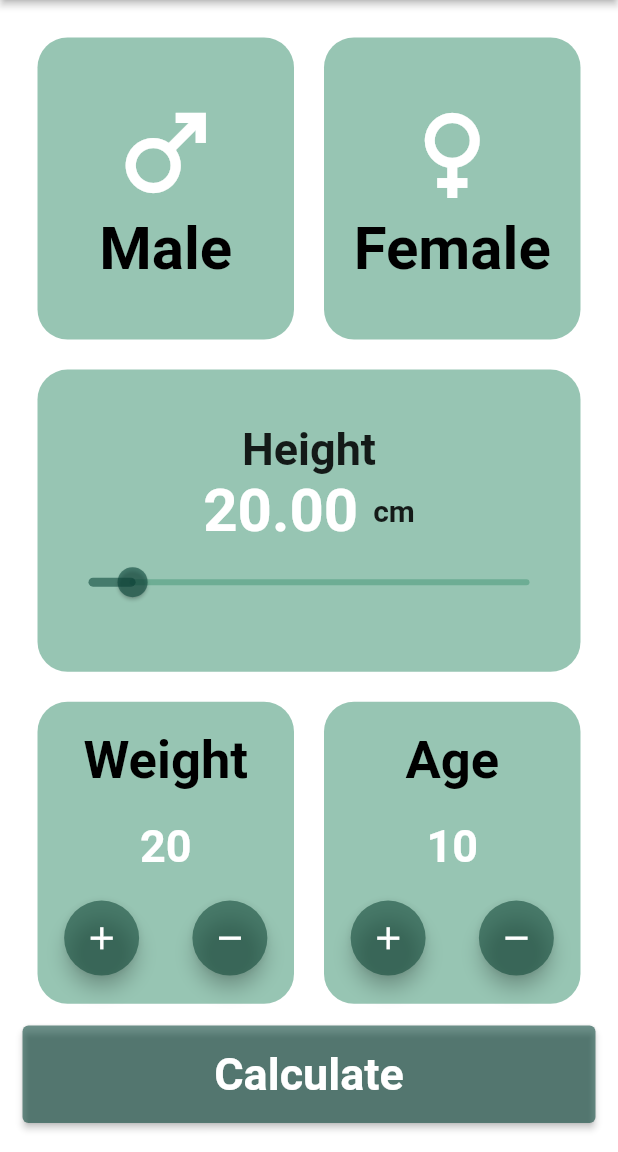
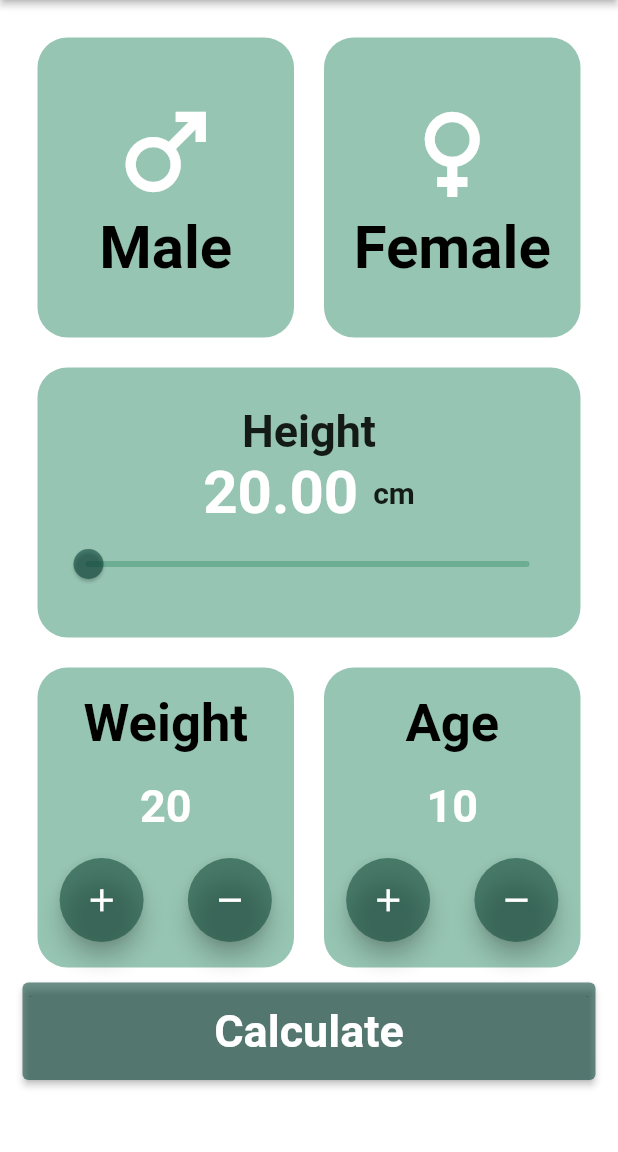
Before and after one commit to Mariam-Amin12/Flutter, a Flutter app: the screen it shows after launch, on a phone screen of 412 x 824 dp, the part 84-1236 px from its top. Run offline on Flutter 3.47's test engine with Material 2 defaults, Android fonts, the phone set to English and light mode, and no system bars.

Commit message:
second project

```diff
--- a/body_mass_index/lib/app.dart
+++ b/body_mass_index/lib/app.dart
@@ -20,22 +20,18 @@ class BMI extends StatelessWidget {
       child: Container(
         color: Colors.white,
         padding: const EdgeInsets.all(15),
-        child: Column(
+        child: ListView(
           children: [
-            Expanded(
-              flex: 3,
-              child: Row(children: [
+            Row(children: [
               gender_method(context, "male"),
               gender_method(context, "female"),
             ]),
-            ),
-            Expanded(
-              flex: 3,
-              child: Row(
+            Row(
               children: [
                 Expanded(
                   flex: 1,
                   child: Container(
+                    height: 180,
                     decoration: BoxDecoration(
                         borderRadius: BorderRadius.circular(20),
                         color: const Color(0x964F9C7E)),
@@ -65,7 +61,7 @@ class BMI extends StatelessWidget {
                         Slider(
                             activeColor: const Color(0x960B473B),
                             inactiveColor: const Color(0x964F9C7E),
-                              min: 0.0,
+                            min: 20.0,
                             max: 200.0,
                             value: height,
                             onChanged: (newval) {
@@ -77,19 +73,14 @@ class BMI extends StatelessWidget {
                 ),
               ],
             ),
-            ),
-            Expanded(
-              flex: 3,
-              child: Row(
+
+            Row(
               children: [
                 weight_age_method(context, "weight"),
                 weight_age_method(context, "age"),
               ],
             ),
-            ),
-            Expanded(
-              flex: 1,
-              child: Row(
+            Row(
               children: [
                 Expanded(
                   flex: 1,
@@ -110,7 +101,6 @@ class BMI extends StatelessWidget {
                 )
               ],
             ),
-            ),
           ],
         ),
       ),
@@ -121,6 +111,7 @@ class BMI extends StatelessWidget {
     return Expanded(
       flex: 1,
       child: Container(
+        height:200,
         margin: const EdgeInsets.all(10),
         decoration: BoxDecoration(
             borderRadius: BorderRadius.circular(20),
@@ -140,31 +131,16 @@ class BMI extends StatelessWidget {
             Row(
               mainAxisAlignment: MainAxisAlignment.spaceAround,
               children: [
-                ElevatedButton(
-                    style: const ButtonStyle(
-                      minimumSize: MaterialStatePropertyAll(Size(50, 50)),
-                      shape: MaterialStatePropertyAll(CircleBorder()),
-                      backgroundColor: MaterialStatePropertyAll(
-                        Color(0x96144A3A),
-                      ),
-                      elevation: MaterialStatePropertyAll(5),
-                      shadowColor: MaterialStatePropertyAll(Colors.black),
-                    ),
+                FloatingActionButton(
+                  backgroundColor:  Color(0x96144A3A),
+
                     onPressed: () {
                       Type == "weight" ? weightfunction(1) : agefunction(1);
                     },
                     child:
                         const Icon(Icons.add, size: 25, color: Colors.white)),
-                ElevatedButton(
-                    style: const ButtonStyle(
-                      minimumSize: MaterialStatePropertyAll(Size(50, 50)),
-                      shape: MaterialStatePropertyAll(CircleBorder()),
-                      backgroundColor: MaterialStatePropertyAll(
-                        Color(0x96144A3A),
-                      ),
-                      elevation: MaterialStatePropertyAll(5),
-                      shadowColor: MaterialStatePropertyAll(Colors.black),
-                    ),
+                FloatingActionButton(
+                    backgroundColor:   Color(0x96144A3A),
                     onPressed: () {
                       Type == "weight" ? weightfunction(-1) : agefunction(-1);
                     },
@@ -182,11 +158,12 @@ class BMI extends StatelessWidget {
     return Expanded(
       flex: 1,
       child: Container(
+        height: 200,
         margin: const EdgeInsets.all(10),
         decoration: BoxDecoration(
             borderRadius: BorderRadius.circular(20),
             color: Type == "male" ? gendercolormale : gendercolorfemale),
-        child: InkWell(
+        child:GestureDetector(
           onTap: () {
             if (Type == "male") {
               genderfunction("male");
--- a/body_mass_index/lib/main.dart
+++ b/body_mass_index/lib/main.dart
@@ -56,7 +56,7 @@ class _myAppState extends State<myApp> {
       gender = "";
       gendercolormale = const Color(0x964F9C7E);
       gendercolorfemale = const Color(0x964F9C7E);
-      height = 0.0;
+      height = 20.0;
       Weight = 20;
       age = 10;
       Calculate = false;
```
Also changed, not shown: body_mass_index/lib/result.dart (+11 -19 lines). Lines whose indentation alone changed are shown as unchanged.
